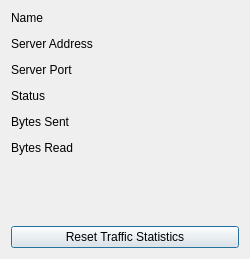
First picture: the form in src/statusdialog.ui, repository shadowsocks/shadowsocks-qt5, before the edit.
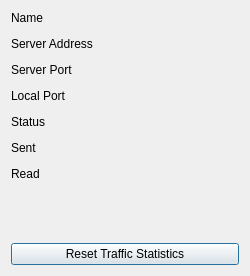
Second picture: the form after the edit.

Commit message: add local port to status dialog

Diff of the .ui file:
```diff
--- a/src/statusdialog.ui
+++ b/src/statusdialog.ui
@@ -7,7 +7,7 @@
     <x>0</x>
     <y>0</y>
     <width>250</width>
-    <height>259</height>
+    <height>276</height>
    </rect>
   </property>
   <property name="windowTitle">
@@ -59,56 +59,42 @@
      </property>
     </widget>
    </item>
-   <item row="3" column="0">
+   <item row="4" column="0">
     <widget class="QLabel" name="_statusLabel">
      <property name="text">
       <string>Status</string>
      </property>
     </widget>
    </item>
-   <item row="3" column="1">
+   <item row="4" column="1">
     <widget class="QLabel" name="statusLabel">
      <property name="text">
       <string/>
      </property>
     </widget>
    </item>
-   <item row="4" column="0">
+   <item row="5" column="0">
     <widget class="QLabel" name="_bsLabel">
      <property name="text">
-      <string>Bytes Sent</string>
+      <string>Sent</string>
      </property>
     </widget>
    </item>
-   <item row="4" column="1">
+   <item row="5" column="1">
     <widget class="QLabel" name="bsLabel">
      <property name="text">
       <string/>
      </property>
     </widget>
    </item>
-   <item row="6" column="0">
-    <widget class="QLabel" name="_brLabel">
-     <property name="text">
-      <string>Bytes Read</string>
-     </property>
-    </widget>
-   </item>
-   <item row="6" column="1">
-    <widget class="QLabel" name="brLabel">
-     <property name="text">
-      <string/>
-     </property>
-    </widget>
-   </item>
-   <item row="8" column="0" colspan="2">
+   <item row="9" column="0" colspan="2">
     <widget class="QPushButton" name="resetButton">
      <property name="text">
       <string>Reset Traffic Statistics</string>
      </property>
     </widget>
    </item>
-   <item row="7" column="0" colspan="2">
+   <item row="8" column="0" colspan="2">
     <spacer name="verticalSpacer">
      <property name="orientation">
       <enum>Qt::Vertical</enum>
@@ -121,6 +107,34 @@
      </property>
     </spacer>
    </item>
+   <item row="3" column="0">
+    <widget class="QLabel" name="_localPortLabel">
+     <property name="text">
+      <string>Local Port</string>
+     </property>
+    </widget>
+   </item>
+   <item row="6" column="0">
+    <widget class="QLabel" name="_brLabel">
+     <property name="text">
+      <string>Read</string>
+     </property>
+    </widget>
+   </item>
+   <item row="6" column="1">
+    <widget class="QLabel" name="brLabel">
+     <property name="text">
+      <string/>
+     </property>
+    </widget>
+   </item>
+   <item row="3" column="1">
+    <widget class="QLabel" name="localPortLabel">
+     <property name="text">
+      <string/>
+     </property>
+    </widget>
+   </item>
   </layout>
  </widget>
  <resources/>
```
The commit also changes 1 other file.
